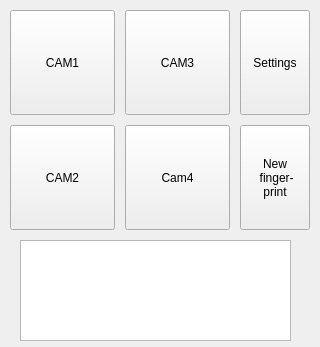
PatrickLeiner/control_node, file mainwindow.ui: the form before one commit.
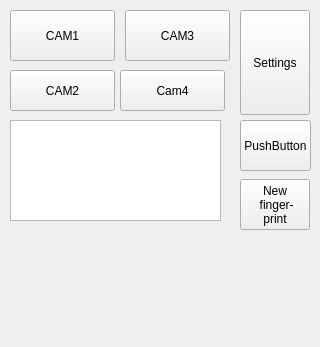
The form after the commit. The open tabs and pages were chosen to show the change. Icons and pictures are not drawn.

Diff of the .ui file:
```diff
--- a/mainwindow.ui
+++ b/mainwindow.ui
@@ -64,7 +64,7 @@
         <x>10</x>
         <y>10</y>
         <width>105</width>
-        <height>105</height>
+        <height>51</height>
        </rect>
       </property>
       <property name="text">
@@ -81,9 +81,9 @@
       <property name="geometry">
        <rect>
         <x>10</x>
-        <y>125</y>
+        <y>70</y>
         <width>105</width>
-        <height>105</height>
+        <height>41</height>
        </rect>
       </property>
       <property name="text">
@@ -102,7 +102,7 @@
         <x>125</x>
         <y>10</y>
         <width>105</width>
-        <height>105</height>
+        <height>51</height>
        </rect>
       </property>
       <property name="text">
@@ -118,10 +118,10 @@
      <widget class="QPushButton" name="pushButton_Cam4">
       <property name="geometry">
        <rect>
-        <x>125</x>
-        <y>125</y>
+        <x>120</x>
+        <y>70</y>
         <width>105</width>
-        <height>105</height>
+        <height>41</height>
        </rect>
       </property>
       <property name="text">
@@ -151,9 +151,9 @@
       <property name="geometry">
        <rect>
         <x>240</x>
-        <y>125</y>
+        <y>179</y>
         <width>70</width>
-        <height>105</height>
+        <height>51</height>
        </rect>
       </property>
       <property name="text">
@@ -168,6 +168,29 @@
        <bool>false</bool>
       </property>
      </widget>
+     <widget class="QPushButton" name="pushButton">
+      <property name="geometry">
+       <rect>
+        <x>240</x>
+        <y>120</y>
+        <width>71</width>
+        <height>51</height>
+       </rect>
+      </property>
+      <property name="text">
+       <string>PushButton</string>
+      </property>
+     </widget>
+     <widget class="QTextEdit" name="textEdit">
+      <property name="geometry">
+       <rect>
+        <x>10</x>
+        <y>120</y>
+        <width>211</width>
+        <height>101</height>
+       </rect>
+      </property>
+     </widget>
     </widget>
     <widget class="QWidget" name="page_3">
      <widget class="QDialogButtonBox" name="buttonBox">
@@ -493,16 +516,6 @@
      </widget>
     </widget>
    </widget>
-   <widget class="QTextEdit" name="textEdit">
-    <property name="geometry">
-     <rect>
-      <x>20</x>
-      <y>240</y>
-      <width>271</width>
-      <height>101</height>
-     </rect>
-    </property>
-   </widget>
   </widget>
  </widget>
  <layoutdefault spacing="6" margin="11"/>
```
Left out of the diff: 2 changed lines with no effect on the pictures.
